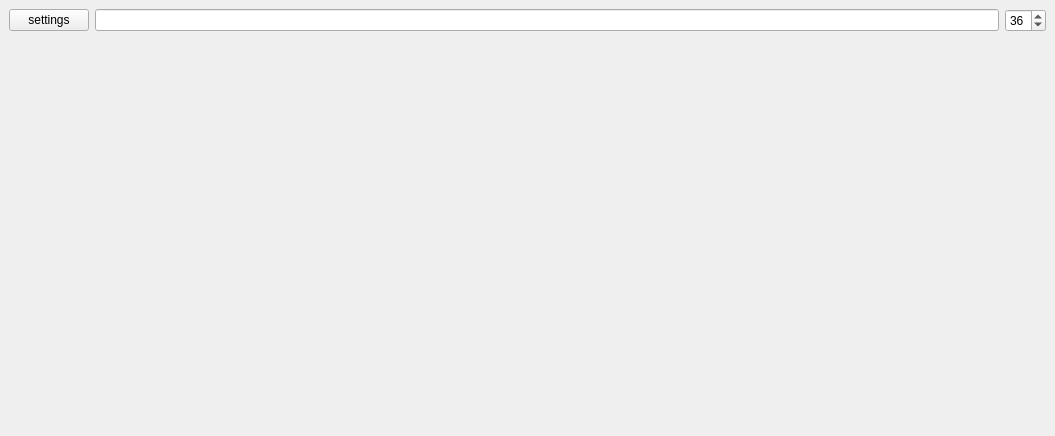
This is mainwindow.ui in Narbor2007/TypeReadApp as Qt 5 draws it before an edit. The edited form follows.
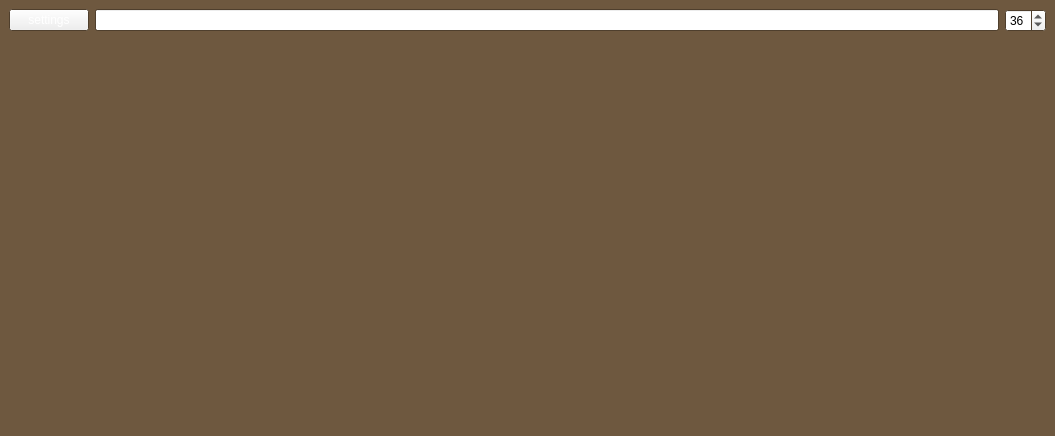
This is the edited form.

Commit message: few updates, red wrong character added, background color changed, editing size problem fixed

Patch:
```diff
--- a/mainwindow.ui
+++ b/mainwindow.ui
@@ -10,15 +10,91 @@
     <height>436</height>
    </rect>
   </property>
+  <property name="palette">
+   <palette>
+    <active>
+     <colorrole role="Window">
+      <brush brushstyle="SolidPattern">
+       <color alpha="255">
+        <red>110</red>
+        <green>88</green>
+        <blue>63</blue>
+       </color>
+      </brush>
+     </colorrole>
+    </active>
+    <inactive>
+     <colorrole role="Window">
+      <brush brushstyle="SolidPattern">
+       <color alpha="255">
+        <red>110</red>
+        <green>88</green>
+        <blue>63</blue>
+       </color>
+      </brush>
+     </colorrole>
+    </inactive>
+    <disabled>
+     <colorrole role="Base">
+      <brush brushstyle="SolidPattern">
+       <color alpha="255">
+        <red>110</red>
+        <green>88</green>
+        <blue>63</blue>
+       </color>
+      </brush>
+     </colorrole>
+     <colorrole role="Window">
+      <brush brushstyle="SolidPattern">
+       <color alpha="255">
+        <red>110</red>
+        <green>88</green>
+        <blue>63</blue>
+       </color>
+      </brush>
+     </colorrole>
+    </disabled>
+   </palette>
+  </property>
   <property name="windowTitle">
    <string>MainWindow</string>
   </property>
+  <property name="styleSheet">
+   <string notr="true"/>
+  </property>
   <widget class="QWidget" name="centralwidget">
    <layout class="QVBoxLayout" name="verticalLayout">
     <item>
      <layout class="QHBoxLayout" name="horizontalLayout">
       <item>
        <widget class="QPushButton" name="settingsButton">
+        <property name="palette">
+         <palette>
+          <active>
+           <colorrole role="ButtonText">
+            <brush brushstyle="SolidPattern">
+             <color alpha="255">
+              <red>255</red>
+              <green>255</green>
+              <blue>255</blue>
+             </color>
+            </brush>
+           </colorrole>
+          </active>
+          <inactive>
+           <colorrole role="ButtonText">
+            <brush brushstyle="SolidPattern">
+             <color alpha="255">
+              <red>255</red>
+              <green>255</green>
+              <blue>255</blue>
+             </color>
+            </brush>
+           </colorrole>
+          </inactive>
+          <disabled/>
+         </palette>
+        </property>
         <property name="text">
          <string>settings</string>
         </property>
```
The commit also changes 5 other files.
